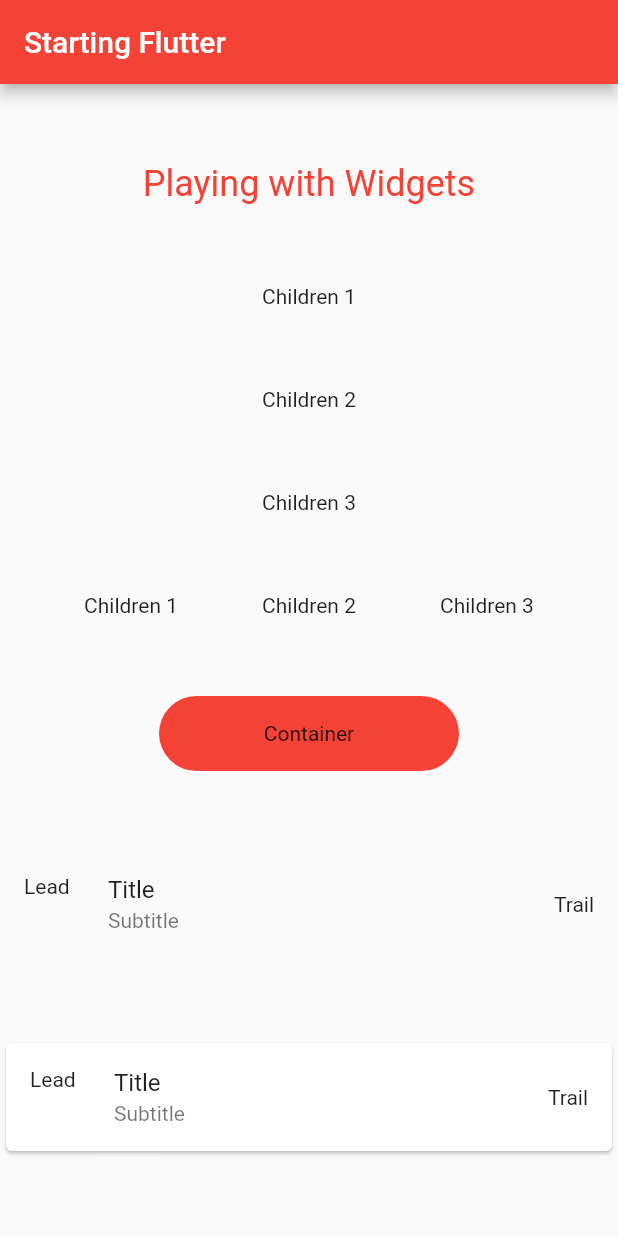
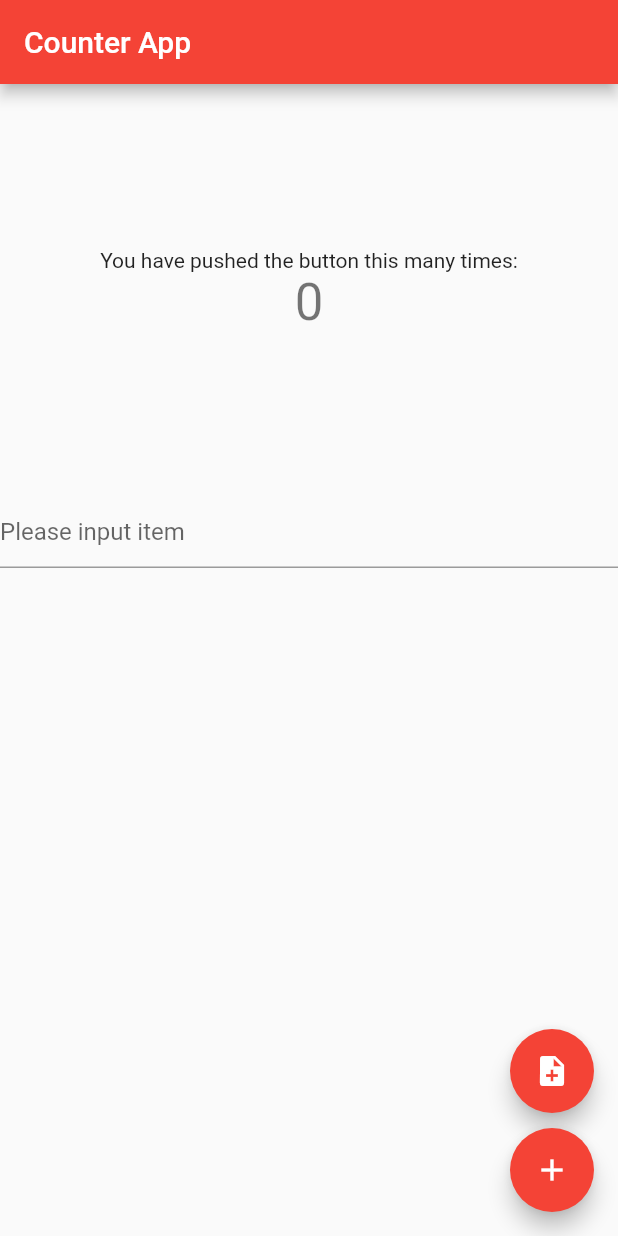
Before and after one commit to geekruchika/Flutter_WorkshopMIT, a Flutter app: the screen it shows after launch, on a phone screen of 412 x 824 dp. Run offline on Flutter 3.47's test engine with Material 2 defaults, Android fonts, the phone set to English and light mode, and no system bars.

Commit message:
Counter and textfield

```diff
--- a/beginner_app/lib/main.dart
+++ b/beginner_app/lib/main.dart
@@ -21,58 +21,90 @@ class MyFirstPage extends StatefulWidget {
 }
 
 class _MyFirstPageState extends State<MyFirstPage> {
+  int _counter = 0;
+  final myController = TextEditingController();
+  List items = [];
+  void _incrementCounter() {
+    setState(() {
+      _counter++;
+    });
+  }
+
+  void _addItem() {
+    setState(() {
+      items.add(myController.text);
+      myController.text = "";
+    });
+  }
+
+  @override
+  void dispose() {
+    // Clean up the controller when the Widget is disposed
+    myController.dispose();
+    super.dispose();
+  }
+
   @override
   Widget build(BuildContext context) {
+    double width = MediaQuery.of(context).size.width;
+    double height = MediaQuery.of(context).size.height;
     return Scaffold(
       appBar: AppBar(
-        title: Text("Starting Flutter"),
+        title: Text("Counter App"),
       ),
-      body: Center(
-        child: Column(
-          mainAxisAlignment: MainAxisAlignment.spaceEvenly,
-          children: <Widget>[
-                Text("Playing with Widgets",style: TextStyle(color: Colors.red,fontSize: 24),),
-            Text("Children 1"),
-            Text("Children 2"),
-            Text("Children 3"),
-            Row(
-              mainAxisAlignment: MainAxisAlignment.spaceEvenly,
+      body: Column(
+        children: <Widget>[
+          Container(
+            // color: Colors.blueGrey,
+            height: height / 3,
+            child: Column(
+              mainAxisAlignment: MainAxisAlignment.center,
               children: <Widget>[
                 Text(
-                  'Children 1',
+                  'You have pushed the button this many times:',
                 ),
-                Text("Children 2"),
-                Text("Children 3"),
+                Text(
+                  '$_counter',
+                  style: Theme.of(context).textTheme.display1,
+                ),
               ],
             ),
-            Container(height: 50,width: 200,
-            alignment: Alignment.center,
-            decoration: BoxDecoration(
-              color: Colors.red,
-              borderRadius: BorderRadius.all(Radius.circular(30))
-
-            ),
-            child: Text("Container"),),
-            ListTile(
-              title: Text("Title"),
-              subtitle: Text("Subtitle"),
-              leading: Text("Lead"),
-              trailing: Text("Trail"),
-            ),
-            Card(child: ListTile(
-              title: Text("Title"),
-              subtitle: Text("Subtitle"),
-              leading: Text("Lead"),
-              trailing: Text("Trail"),
-            ),)
-          ],
-        ),
+          ),
+          // SizedBox(
+          //   height: 10,
+          // ),
+          Column(
+            mainAxisAlignment: MainAxisAlignment.center,
+            children: <Widget>[
+              TextField(
+                decoration: InputDecoration(hintText: "Please input item"),
+                controller: myController,
+              ),
+              Column(
+                children: items.map((data) => Text(data)).toList(),
+              )
+            ],
+          ),
+        ],
       ),
-      // floatingActionButton: FloatingActionButton(
-      //   onPressed: null, //_incrementCounter,
-      //   tooltip: 'Increment',
-      //   child: Icon(Icons.add),
-      // ),
+      floatingActionButton: Column(
+        mainAxisAlignment: MainAxisAlignment.end,
+        children: <Widget>[
+          FloatingActionButton(
+            onPressed: _addItem,
+            tooltip: 'Add items',
+            child: Icon(Icons.note_add),
+          ),
+          SizedBox(
+            height: 10,
+          ),
+          FloatingActionButton(
+            onPressed: _incrementCounter,
+            tooltip: 'Increment',
+            child: Icon(Icons.add),
+          ),
+        ],
+      ),
     );
   }
 }
```
